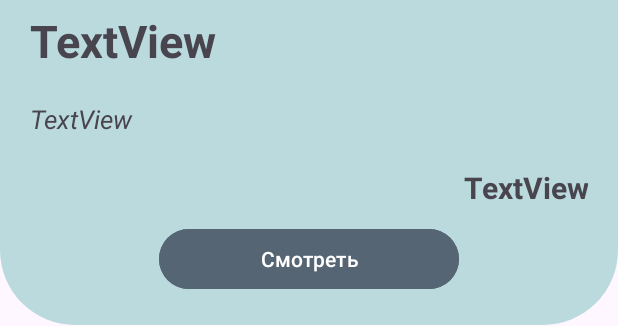
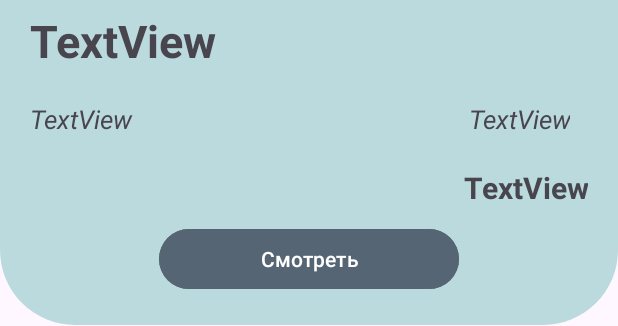
Before and after one commit to boneyk/android_app, an Android app: the layout tour_in_list.xml on its own in the app's theme, with its tools: preview values and no code run, on a phone screen of 412 x 824 dp. Shown: the part 350-676 px from the top of the screen. Run offline under Robolectric (Android 15) with nearby library versions, the phone set to English and light mode, and no system bars; Roboto replaces fonts that are not available here.

```diff
--- a/app/src/main/java/com/example/travel_agency/TourAdapter.kt
+++ b/app/src/main/java/com/example/travel_agency/TourAdapter.kt
@@ -15,6 +15,7 @@ class TourAdapter(var tours: List<Tour>,var context: Context): RecyclerView.Adap
         val image: ImageView = view.findViewById(R.id.tour_list_image)
         val country: TextView = view.findViewById(R.id.tour_list_country)
         val date_start: TextView = view.findViewById(R.id.tour_list_datestart)
+        val date_end: TextView = view.findViewById(R.id.tour_list_dateend)
         val price: TextView = view.findViewById(R.id.tour_list_price)
         val btn: Button = view.findViewById(R.id.tour_list_button)
     }
@@ -32,6 +33,7 @@ class TourAdapter(var tours: List<Tour>,var context: Context): RecyclerView.Adap
         holder.country.text = tours[position].country
         holder.date_start.text = tours[position].date_start
         holder.price.text = tours[position].price_per_one
+        holder.date_end.text = tours[position].date_end
 
         val imageId = context.resources.getIdentifier(
             tours[position].image,
--- a/app/src/main/res/layout/tour_in_list.xml
+++ b/app/src/main/res/layout/tour_in_list.xml
@@ -26,6 +26,10 @@
         android:text="TextView"
         android:textSize="30sp"
         android:textStyle="bold" />
+    <RelativeLayout
+        android:layout_width="match_parent"
+        android:layout_height="wrap_content"
+        android:orientation="horizontal">
 
     <TextView
         android:id="@+id/tour_list_datestart"
@@ -33,9 +37,22 @@
         android:paddingVertical="10dp"
         android:textSize="17sp"
         android:textStyle="italic"
-        android:layout_width="match_parent"
+        android:layout_width="200dp"
         android:layout_height="wrap_content"
         android:text="TextView" />
+
+        <TextView
+            android:id="@+id/tour_list_dateend"
+            android:layout_toRightOf="@+id/tour_list_datestart"
+            android:paddingHorizontal="20dp"
+            android:paddingVertical="10dp"
+            android:gravity="right"
+            android:textSize="17sp"
+            android:textStyle="italic"
+            android:layout_width="200dp"
+            android:layout_height="wrap_content"
+            android:text="TextView" />
+    </RelativeLayout>
 
     <TextView
         android:id="@+id/tour_list_price"
```
Also changed, not shown: app/src/main/res/layout/fragment_profile.xml (+64 -1 lines).
